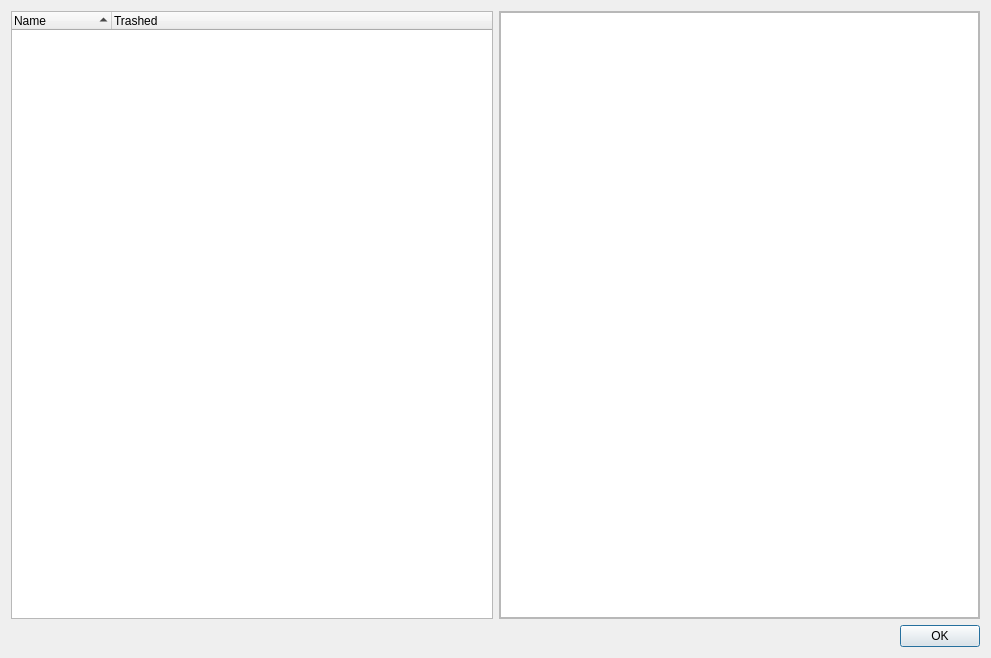
Old version of the form qownnotes/dialogs/localtrashdialog.ui in the repository Samael340/qownnotes_alt.
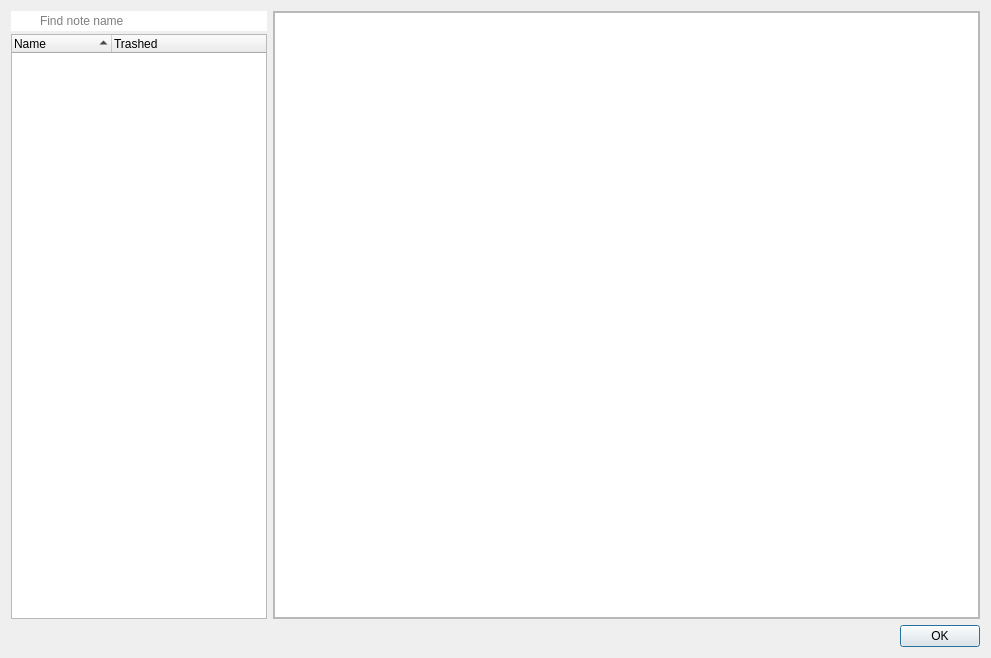
New version of the form. Icons and pictures are not drawn. Custom widgets are drawn as their Qt base class.

```diff
--- a/qownnotes/dialogs/localtrashdialog.ui
+++ b/qownnotes/dialogs/localtrashdialog.ui
@@ -21,6 +21,45 @@
    <item row="0" column="0">
     <layout class="QHBoxLayout" name="horizontalLayout">
      <item>
+      <widget class="QFrame" name="listFrame">
+       <layout class="QVBoxLayout" name="verticalLayout">
+        <property name="spacing">
+         <number>3</number>
+        </property>
+        <property name="leftMargin">
+         <number>0</number>
+        </property>
+        <property name="topMargin">
+         <number>0</number>
+        </property>
+        <property name="rightMargin">
+         <number>0</number>
+        </property>
+        <property name="bottomMargin">
+         <number>0</number>
+        </property>
+        <item>
+         <widget class="LineEdit" name="searchLineEdit">
+          <property name="styleSheet">
+           <string notr="true">QLineEdit {
+	border: none;
+	padding: 2px 5px 2px 27px;
+	background-image: url(:/images/search-notes.svg);
+	background-repeat: no-repeat;
+	background-position: center left;
+	margin-right: 0px;
+}
+</string>
+          </property>
+          <property name="placeholderText">
+           <string>Find note name</string>
+          </property>
+          <property name="clearButtonEnabled">
+           <bool>true</bool>
+          </property>
+         </widget>
+        </item>
+        <item>
       <widget class="QTreeWidget" name="trashTreeWidget">
        <property name="sizePolicy">
         <sizepolicy hsizetype="Expanding" vsizetype="Expanding">
@@ -49,6 +88,9 @@
        </column>
       </widget>
      </item>
+       </layout>
+      </widget>
+     </item>
      <item>
       <widget class="QFrame" name="noteBrowserFrame">
        <property name="sizePolicy">
@@ -134,6 +176,11 @@
    <extends>QPlainTextEdit</extends>
    <header location="global">widgets/qownnotesmarkdowntextedit.h</header>
   </customwidget>
+  <customwidget>
+   <class>LineEdit</class>
+   <extends>QLineEdit</extends>
+   <header location="global">widgets/lineedit.h</header>
+  </customwidget>
  </customwidgets>
  <resources>
   <include location="../breeze-qownnotes.qrc"/>
```
Lines whose indentation alone changed are shown as unchanged.
